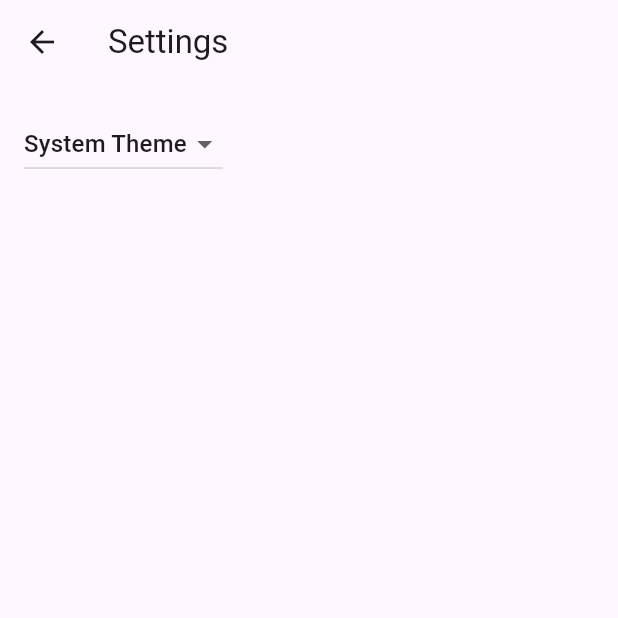
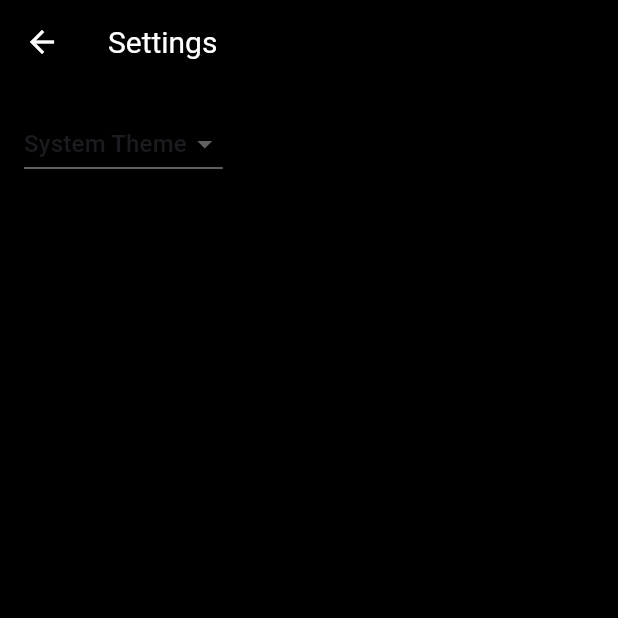
Before and after one commit to burnerlee/flutter-ai, a Flutter app: the screen it shows after launch, after a tap on the "settings" icon, on a phone screen of 412 x 824 dp, the top half of it. Run offline on Flutter 3.47's test engine with Material 3 defaults, Android fonts, the phone set to English and light mode, and no system bars; generated files the repository leaves out were written again.

Commit message:
Changed background color to black and updated related color variables.

```diff
--- a/lib/src/app.dart
+++ b/lib/src/app.dart
@@ -6,6 +6,13 @@ import 'sample_feature/sample_item_details_view.dart';
 import 'sample_feature/sample_item_list_view.dart';
 import 'settings/settings_controller.dart';
 import 'settings/settings_view.dart';
+
+// Define color variables
+const Color kPrimaryColor = Colors.white;
+const Color kAccentColor = Colors.blueAccent;
+const Color kTextColor = Colors.white;
+const Color kTextSecondaryColor = Colors.white70;
+const Color kAppBarColor = Colors.black;
 
 /// The Widget that configures your application.
 class MyApp extends StatelessWidget {
@@ -56,7 +63,28 @@ class MyApp extends StatelessWidget {
           // Define a light and dark color theme. Then, read the user's
           // preferred ThemeMode (light, dark, or system default) from the
           // SettingsController to display the correct theme.
-          theme: ThemeData(),
+          theme: ThemeData(
+            scaffoldBackgroundColor: Colors.black, // Set background color to black
+            primaryColor: kPrimaryColor, // Set primary color to white for contrast
+            accentColor: kAccentColor, // Accent color for highlights
+            textTheme: TextTheme(
+              bodyText1: TextStyle(color: kTextColor),
+              bodyText2: TextStyle(color: kTextSecondaryColor),
+              headline1: TextStyle(color: kTextColor),
+              headline2: TextStyle(color: kTextSecondaryColor),
+            ),
+            appBarTheme: AppBarTheme(
+              color: kAppBarColor,
+              iconTheme: IconThemeData(color: kPrimaryColor),
+              textTheme: TextTheme(
+                headline6: TextStyle(color: kPrimaryColor, fontSize: 20),
+              ),
+            ),
+            buttonTheme: ButtonThemeData(
+              buttonColor: kAccentColor,
+              textTheme: ButtonTextTheme.primary,
+            ),
+          ),
           darkTheme: ThemeData.dark(),
           themeMode: settingsController.themeMode,
 
```
